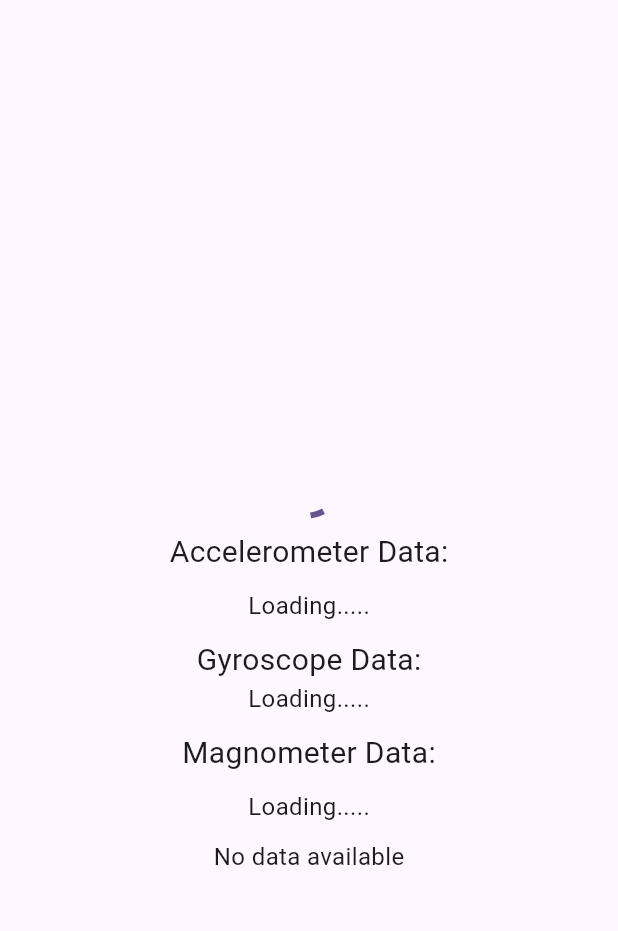
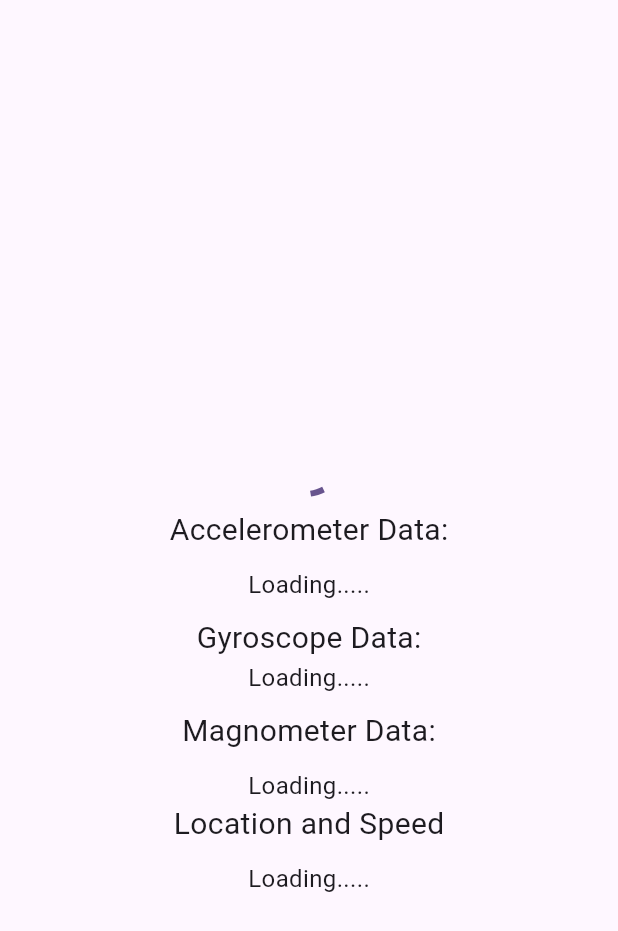
Before and after one commit to devrahul-2508/Altor_Assignment, a Flutter app: the screen it shows after launch, on a phone screen of 412 x 824 dp. Shown: the top 931 px of the screen. Run offline on Flutter 3.47's test engine with Material 3 defaults, Android fonts, the phone set to English and light mode, and no system bars; our stand-ins replace geolocator, permission_handler, sensors_plus; missing offline and left inert: flutter_background_service, flutter_background_service_android.

Commit message:
added location and velocity fetching in background

```diff
--- a/lib/screens/home_screen.dart
+++ b/lib/screens/home_screen.dart
@@ -146,16 +146,13 @@ class _HomeScreenState extends State<HomeScreen> {
                   } else
                     return Text('Loading.....', style: TextStyle(fontSize: 16));
                 }),
-
-            SizedBox(height: 10),
-            Text(
+            const SizedBox(height: 10),
+            const Text(
               'Gyroscope Data:',
               style: TextStyle(fontSize: 20),
             ),
-
             StreamBuilder<Map<String, dynamic>?>(
-                stream:
-                    FlutterBackgroundService().on("updateGyroscopeData"),
+                stream: FlutterBackgroundService().on("updateGyroscopeData"),
                 builder: (context, snapshot) {
                   if (snapshot.hasData) {
                     final data = snapshot.data!;
@@ -170,16 +167,14 @@ class _HomeScreenState extends State<HomeScreen> {
                   } else
                     return Text('Loading.....', style: TextStyle(fontSize: 16));
                 }),
-
-            SizedBox(height: 10),
-            Text(
+            const SizedBox(height: 10),
+            const Text(
               'Magnometer Data:',
               style: TextStyle(fontSize: 20),
             ),
-            SizedBox(height: 10),
+            const SizedBox(height: 10),
             StreamBuilder<Map<String, dynamic>?>(
-                stream:
-                    FlutterBackgroundService().on("updateMagnetometerData"),
+                stream: FlutterBackgroundService().on("updateMagnetometerData"),
                 builder: (context, snapshot) {
                   if (snapshot.hasData) {
                     final data = snapshot.data!;
@@ -194,17 +189,28 @@ class _HomeScreenState extends State<HomeScreen> {
                   } else
                     return Text('Loading.....', style: TextStyle(fontSize: 16));
                 }),
-            ///////
+            const Text(
+              'Location and Speed',
+              style: TextStyle(fontSize: 20),
+            ),
+            const SizedBox(height: 10),
+            StreamBuilder<Map<String, dynamic>?>(
+                stream: FlutterBackgroundService().on("updateLocationData"),
+                builder: (context, snapshot) {
+                  if (snapshot.hasData) {
+                    final data = snapshot.data!;
+                    var latititude = data['data']['lat'];
+                    var longitude = data['data']['long'];
+                    var speed = data['data']['speed'];
 
-            SizedBox(height: 10),
-            if (_position != null)
-              Text(
-                ' ${_position?.latitude}, '
-                ' ${_position?.longitude}, ',
-                style: TextStyle(fontSize: 16),
-              )
-            else
-              Text('No data available', style: TextStyle(fontSize: 16)),
+                    return Text(
+                      'Lat: ${latititude}, Long: ${longitude}, Speed: ${speed.toStringAsFixed(2)}',
+                      textAlign: TextAlign.center,
+                      style: TextStyle(fontSize: 16),
+                    );
+                  } else
+                    return Text('Loading.....', style: TextStyle(fontSize: 16));
+                })
           ],
         ),
       ),
```
Also changed, not shown: lib/services/background_services.dart (+81 -44 lines).
